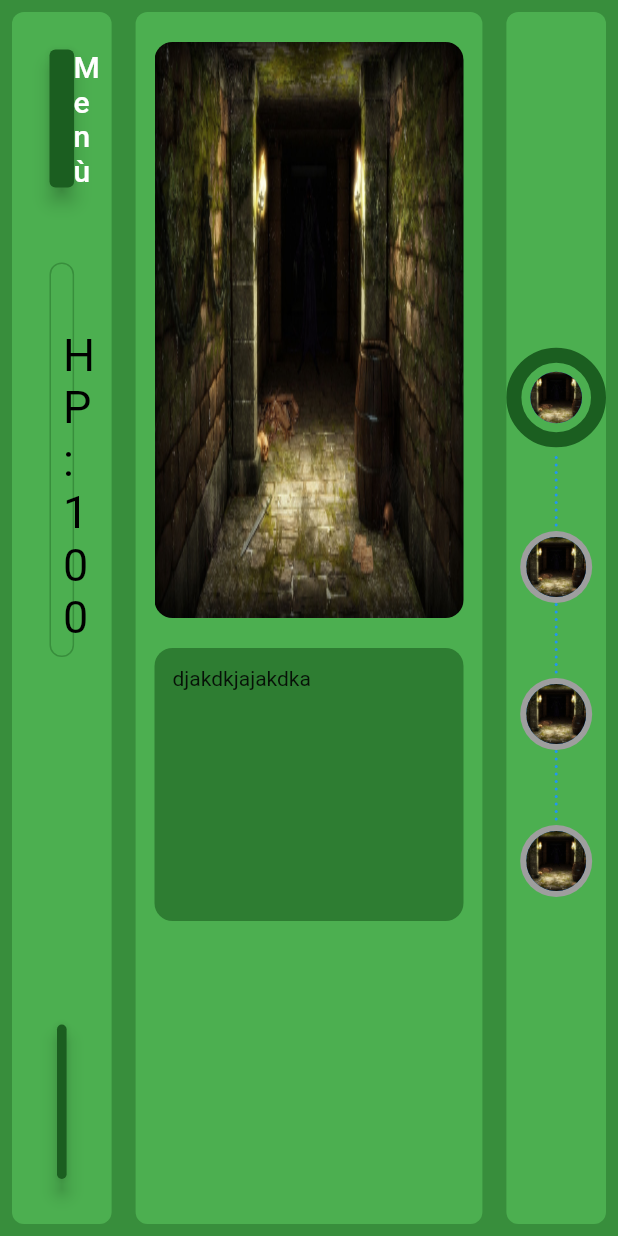
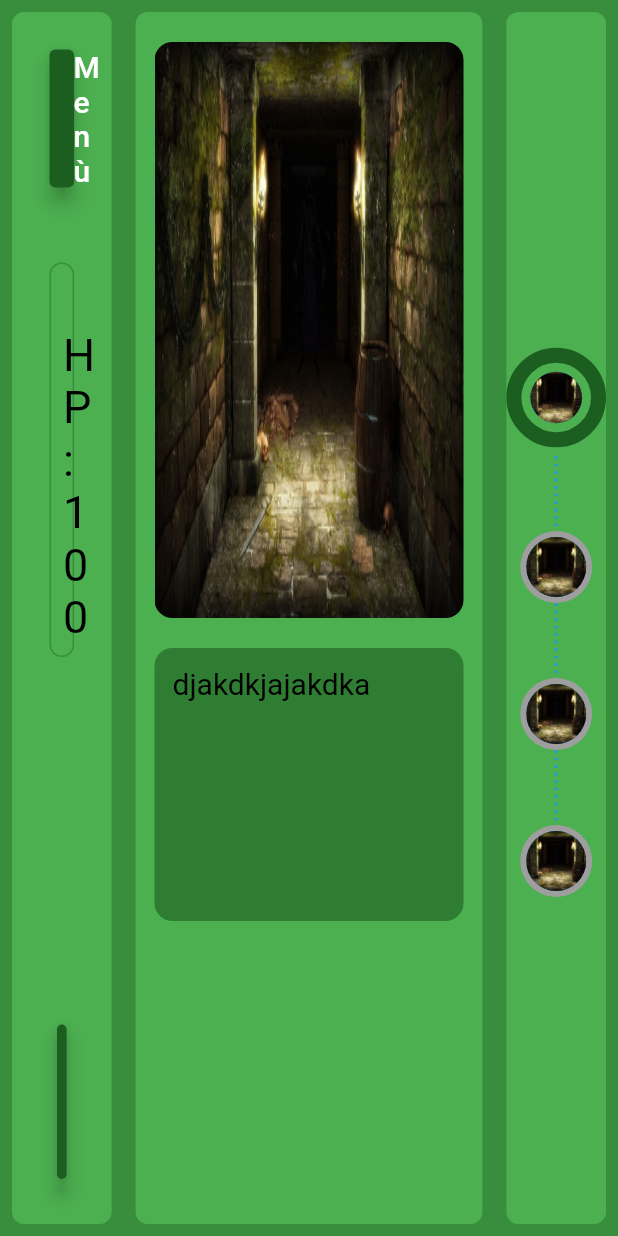
Before and after one commit to GiuseppeDaidone/IngSwUnibg21, a Flutter app: the PaginaGiocatore screen opened directly, on a phone screen of 412 x 824 dp. Run offline on Flutter 3.47's test engine with Material 2 defaults, Android fonts, the light colour scheme and no system bars; drawn by our look-alikes of animated_text_kit; our stand-ins replace google_fonts, im_stepper.

Commit message:
font change

```diff
--- a/codice/lib/screens/pagina giocatore/seconda colonna/seconda_colonna.dart
+++ b/codice/lib/screens/pagina giocatore/seconda colonna/seconda_colonna.dart
@@ -4,6 +4,7 @@ import 'package:codice/model/nemico.dart';
 import 'package:codice/model/partita.dart';
 import 'package:codice/model/stanza.dart';
 import 'package:codice/screens/pagina%20giocatore/seconda%20colonna/action_buttons_row.dart';
+import 'package:codice/theme/game_fonts.dart';
 import 'package:codice/theme/game_theme.dart';
 import 'package:flutter/material.dart';
 import 'package:provider/provider.dart';
@@ -137,8 +138,12 @@ class _SecondaColonnaState extends State<SecondaColonna> {
                                 isRepeatingAnimation: false,
                                 animatedTexts: [
                                   TypewriterAnimatedText(
-                                      _stanzaCorrente.dialogoCorrente,
-                                      speed: const Duration(milliseconds: 60))
+                                    _stanzaCorrente.dialogoCorrente,
+                                    speed: const Duration(milliseconds: 60),
+                                    textStyle: GameFonts().hallelujaFontBlack(
+                                      size: 20,
+                                    ),
+                                  )
                                 ],
                               ),
                             ),
```
